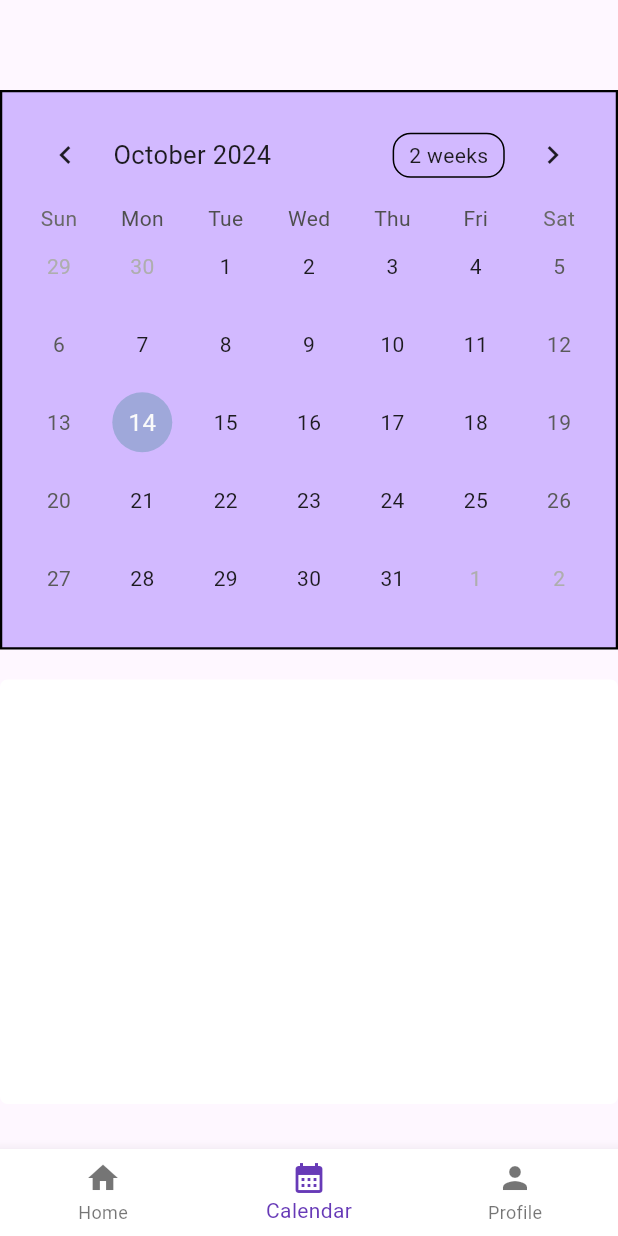
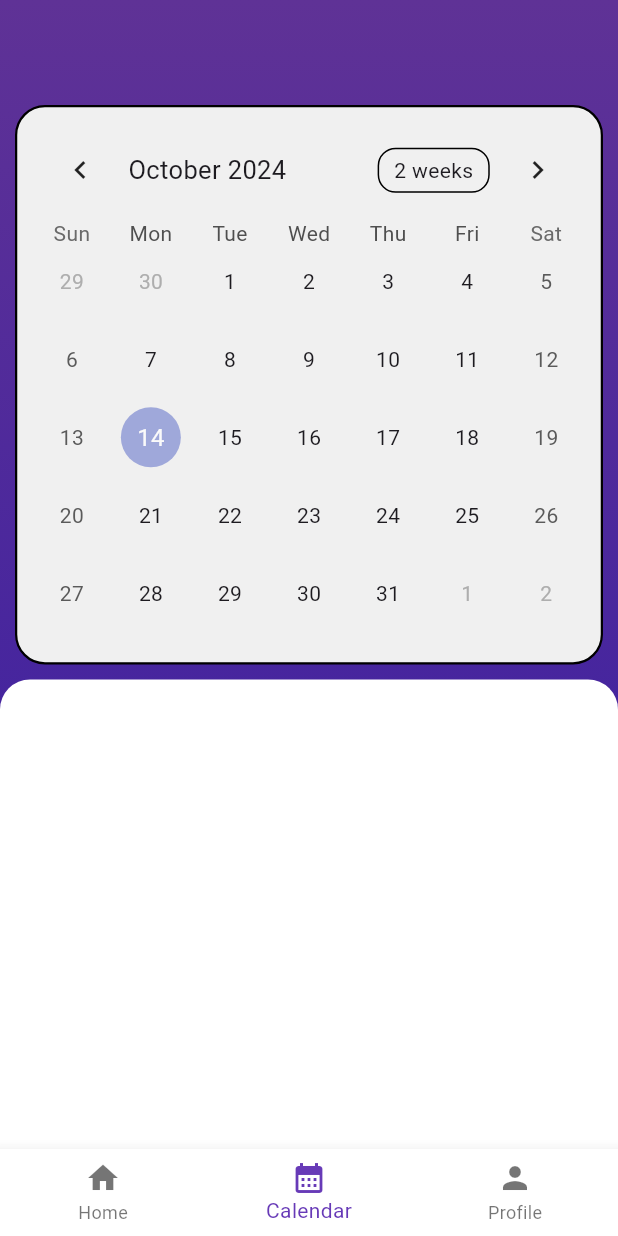
Before and after one commit to DorianoOjeda/project_movil_1, a Flutter app: the NavBar screen opened by its route, item 2 of the bottom bar chosen, on a phone screen of 412 x 824 dp. Run offline on Flutter 3.47's test engine with Material 3 defaults, Android fonts, the phone set to English and light mode, and no system bars; drawn by our look-alikes of table_calendar; our stand-ins replace form_field_validator.

Commit message:
calendar styles enhanced

```diff
--- a/lib/managers/handler.dart
+++ b/lib/managers/handler.dart
@@ -1,7 +1,7 @@
 import 'package:project_1/ui/components/logo.dart';
 import 'package:project_1/ui/components/navigationbtn.dart';
 import 'package:project_1/ui/pages/calendar/calendar_widget.dart';
-import 'package:project_1/ui/pages/home.dart';
+import 'package:project_1/ui/pages/home/home.dart';
 import 'package:project_1/ui/pages/calendar/calendar.dart';
 import 'package:project_1/ui/pages/profile/profile.dart';
 import 'package:project_1/ui/pages/profile/profilemenu_widget.dart';
--- a/lib/ui/pages/calendar/calendar.dart
+++ b/lib/ui/pages/calendar/calendar.dart
@@ -14,24 +14,32 @@ class _CalendarState extends State<Calendar> {
   @override
   Widget build(BuildContext context) {
     return Container(
-        padding: const EdgeInsets.only(top: 60.0, bottom: 30.0),
+        decoration: const BoxDecoration(
+          gradient: LinearGradient(
+            begin: Alignment.topCenter,
+            end: Alignment.bottomCenter,
+            colors: [
+              Color.fromARGB(255, 95, 50, 150),
+              Color.fromARGB(255, 54, 29, 163)
+            ], // Fondo degradado
+          ),
+        ),
+        padding: const EdgeInsets.only(top: 60.0),
         child: Column(
           children: <Widget>[
             getCalendarWidget(_selectedDayNotifier),
-            const SizedBox(height: 20),
             ValueListenableBuilder<DateTime?>(
               valueListenable: _selectedDayNotifier,
               builder: (context, selectedDay, child) {
                 final selectedDate = selectedDay ?? DateTime.now();
-                print('Tareas del día: $selectedDate');
-                print(TaskManager.instance.getTareasDelDia(selectedDate));
                 return Expanded(
                   child: Container(
-                    decoration: BoxDecoration(
-                      color: Colors.white,
-                      borderRadius: BorderRadius.circular(5),
-                    ),
-                    padding: const EdgeInsets.all(8.0),
+                    padding:
+                        const EdgeInsets.only(left: 5, right: 5, bottom: 20),
+                    decoration: const BoxDecoration(
+                        color: Colors.white,
+                        borderRadius:
+                            BorderRadius.vertical(top: Radius.circular(20))),
                     // Mostramos las tareas correspondientes a la fecha seleccionada
                     child: getTareasListPage(
                         TaskManager.instance.getTareasDelDia(selectedDate)),
--- a/lib/ui/pages/calendar/calendar_widget.dart
+++ b/lib/ui/pages/calendar/calendar_widget.dart
@@ -19,12 +19,14 @@ class _CalendarWidgetState extends State<CalendarWidget> {
   @override
   Widget build(BuildContext context) {
     return Container(
+      margin: const EdgeInsets.all(10.0),
       decoration: BoxDecoration(
-        color: const Color.fromARGB(255, 210, 185, 255),
+        color: const Color.fromARGB(255, 240, 240, 240),
         border: Border.all(
           color: Colors.black,
           width: 1.5,
         ),
+        borderRadius: BorderRadius.circular(20.0),
       ),
       padding: const EdgeInsets.only(
           top: 10.0, bottom: 20.0, left: 10.0, right: 10.0),
```
